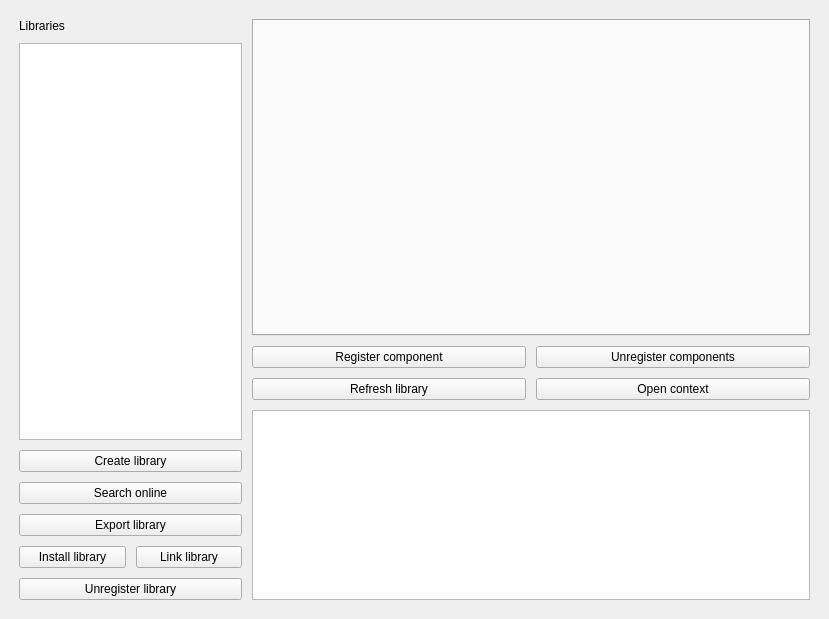
This is ui/plugin_manager.ui in labust/csbenchlab as Qt 5 draws it before an edit. The edited form follows.
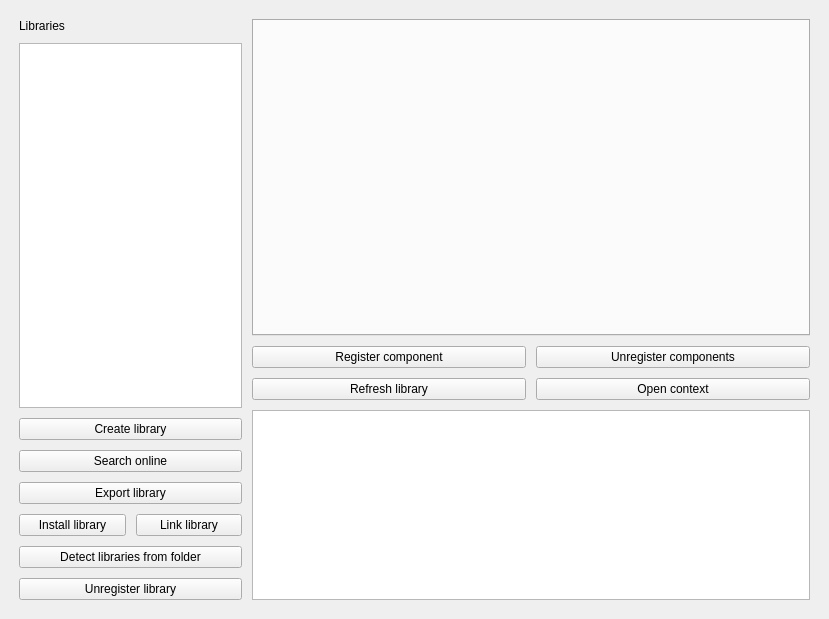
This is the edited form.

Diff of the .ui file:
```diff
--- a/ui/plugin_manager.ui
+++ b/ui/plugin_manager.ui
@@ -118,6 +118,13 @@
               </item>
              </layout>
             </item>
+            <item>
+             <widget class="QPushButton" name="detectLibrariesFromFolderBtn">
+              <property name="text">
+               <string>Detect libraries from folder</string>
+              </property>
+             </widget>
+            </item>
             <item>
              <widget class="QPushButton" name="unregisterLibraryBtn">
               <property name="cursor">
```
Left out of the diff: 4 changed lines with no effect on the pictures.
